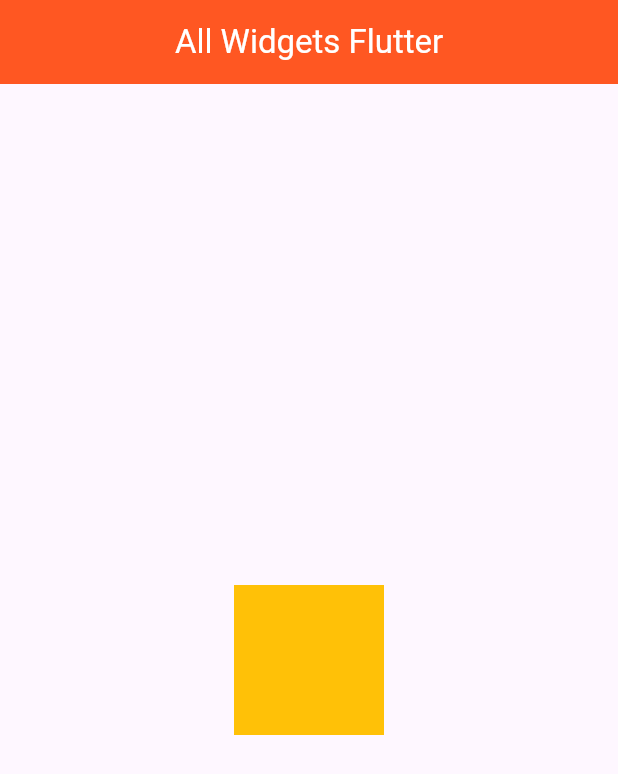
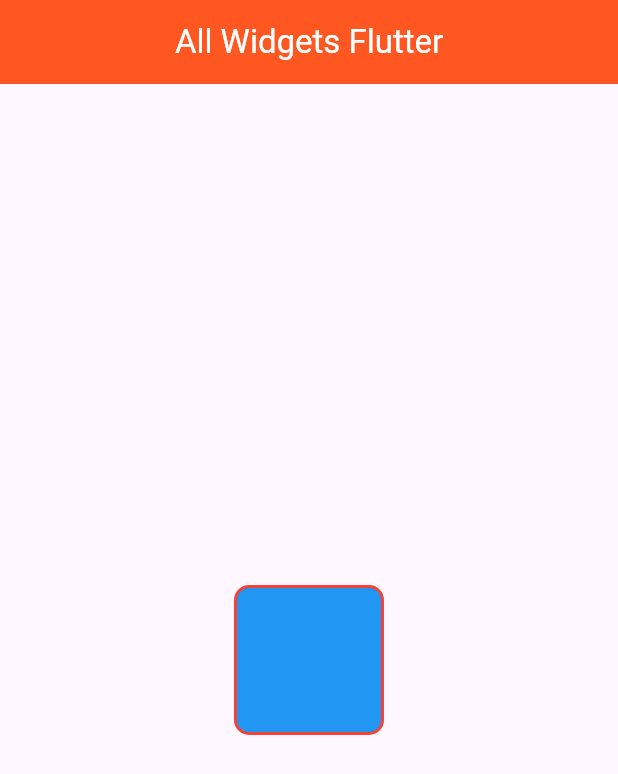
Before and after one commit to Abdelali-Moutawassit/flutter_all_widgets, a Flutter app: the screen it shows after launch, on a phone screen of 412 x 824 dp. Shown: the top 774 px of the screen. Run offline on Flutter 3.47's test engine with Material 3 defaults, Android fonts, the light colour scheme and no system bars.

Commit message:
DecoratedBox widget

```diff
--- a/lib/main.dart
+++ b/lib/main.dart
@@ -24,37 +24,41 @@ class MyApp extends StatelessWidget {
         //Center Widget
         /*
         *Définition*:
-Le widget ConstrainedBox est utilisé pour appliquer des contraintes de taille à un widget enfant, telles que des limites minimales et maximales de largeur et de hauteur. Il permet de contrôler la taille d'un widget en fonction des besoins de votre design.
+Le widget DecoratedBox est utilisé pour ajouter une décoration autour d'un widget enfant, telle que une couleur d'arrière-plan, une bordure, une ombre ou un motif.
 
 *Utilisation*:
-Utilisez ConstrainedBox pour:
+Utilisez DecoratedBox pour:
 
-- Définir une taille minimale pour un widget pour éviter qu'il ne soit trop petit
-- Définir une taille maximale pour un widget pour éviter qu'il ne dépasse une certaine limite
-- Contrôler la taille d'un widget en fonction de la taille de son parent
+- Ajouter une couleur d'arrière-plan à un widget
+- Créer une bordure autour d'un widget
+- Ajouter une ombre à un widget
+- Appliquer un motif de fond à un widget
 
 *Propriétés*:
 
-- child : Le widget enfant soumis aux contraintes
-- constraints : Les contraintes de taille à appliquer (par exemple, BoxConstraints(minWidth: 100, maxHeight: 200))
+- child : Le widget enfant à décorer
+- decoration : La décoration à appliquer (par exemple, BoxDecoration(color: Colors.blue))
 
-*Types de contraintes*:
+*Types de décoration*:
 
-- minWidth et minHeight : Largeur et hauteur minimales
-- maxWidth et maxHeight : Largeur et hauteur maximales
-- tight : Applique les contraintes de manière stricte (pas de marge)
-- loose : Applique les contraintes de manière souple (avec marge)
+- color : Couleur d'arrière-plan
+- image : Image de fond
+- border : Bordure
+- borderRadius : Rayon de bordure
+- boxShadow : Ombre
+- gradient : Dégradé de couleur
+
+*Exemple de code*:
         */
         body: Center(
-          child: ConstrainedBox(
-            constraints: BoxConstraints(
-              minWidth: 100,
-              maxWidth: 200,
-              minHeight: 100,
-              maxHeight: 200,
+          child: DecoratedBox(
+            decoration: BoxDecoration(
+              // Décoration avec couleur et bordure
+              color: Colors.blue,
+              border: Border.all(width: 2, color: Colors.red),
+              borderRadius: BorderRadius.circular(10),
             ),
-            child: Container(color: Colors.amber, height: 50, width: 50),
-            // Malgre le container a 50 , 50 le BoxConstraints force a container de prendre le min de width et hight
+            child: Container(height: 100, width: 100), // Widget décoré
           ),
         ),
       ),
```
